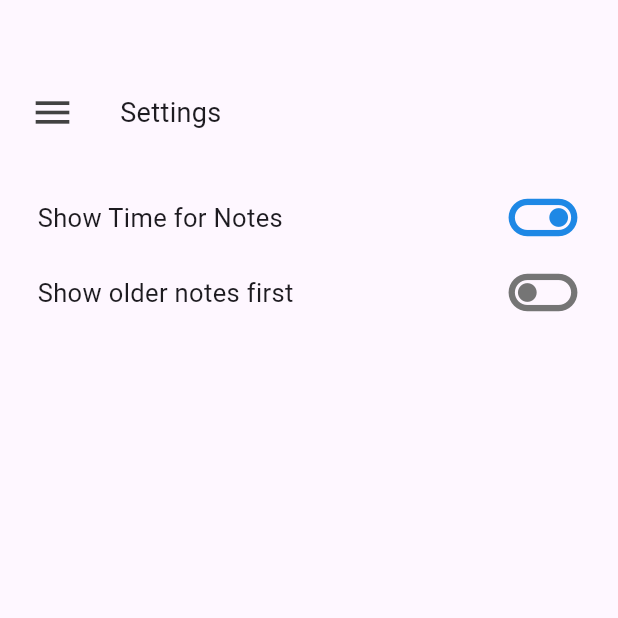
After one commit to sanjayAasil/notes_app, a Flutter app: the SettingsScreen screen opened by its route, on a phone screen of 412 x 824 dp, the top half of it. The commit adds this screen. Run offline on Flutter 3.47's test engine with Material 3 defaults, Android fonts, the phone set to English and light mode, and no system bars; our stand-ins replace shared_preferences; accounts and stored records are empty.

Commit message:
settings

```diff
--- a/lib/data_manager.dart
+++ b/lib/data_manager.dart
@@ -40,4 +40,8 @@ class DataManager {
   bool addToFavorite = false;
 
   bool addToPin = false;
+
+  bool showTimeForNotes = true;
+
+  bool olderNotesFirst = false;
 }
--- a/lib/favorite/favorite_app_bar.dart
+++ b/lib/favorite/favorite_app_bar.dart
@@ -151,6 +151,7 @@ class SelectedFavoriteAppBar extends StatelessWidget {
                     DataManager().favoriteNotes.where((element) => selectedIds.contains(element.id)).toList();
                 for (Note note in notes) {
                   note.isArchive = true;
+                  note.isFavorite = false;
                   NotesDb.addNote(NotesDb.archivedNotesKey, note);
                   NotesDb.removeNote(NotesDb.favoriteNotesKey, note.id);
                 }
@@ -159,6 +160,7 @@ class SelectedFavoriteAppBar extends StatelessWidget {
                     DataManager().favoriteListModels.where((element) => selectedIds.contains(element.id)).toList();
                 for (ListModel listModel in listModels) {
                   listModel.isArchive = true;
+                  listModel.isFavorite = false;
                   ListModelsDb.addListModel(ListModelsDb.archivedListModelKey, listModel);
                   ListModelsDb.removeListModel(ListModelsDb.favoriteListModelKey, listModel.id);
                 }
--- a/lib/my_drawer.dart
+++ b/lib/my_drawer.dart
@@ -175,9 +175,15 @@ class MyDrawer extends StatelessWidget {
                 isSelected: selectedTab == 'deletedScreen',
               ),
             ),
-            const DrawerTile(
-              name: 'Settings',
-              icon: Icons.settings,
+            InkWell(
+              onTap: selectedTab != 'Settings'
+                  ? () => Navigator.of(context).pushNamedAndRemoveUntil(Routes.settingsScreen, (route) => false)
+                  : null,
+              child: DrawerTile(
+                name: 'Settings',
+                icon: Icons.settings,
+                isSelected: selectedTab == 'Settings',
+              ),
             ),
             const DrawerTile(
               name: 'Help & feedback',
--- a/lib/routes.dart
+++ b/lib/routes.dart
@@ -6,6 +6,7 @@ import 'package:sanjay_notes/deleted_screen.dart';
 import 'package:sanjay_notes/favorite/favorite_screen.dart';
 import 'package:sanjay_notes/label_screen.dart';
 import 'package:sanjay_notes/list_model.dart';
+import 'package:sanjay_notes/settings_screen.dart';
 import 'package:sanjay_notes/view-or-edit-list-model.dart';
 import 'package:sanjay_notes/manage_note.dart';
 import 'package:sanjay_notes/home/home_screen.dart';
@@ -25,6 +26,7 @@ class Routes {
   static const String labelScreen = '/label-screen';
   static const String viewOrEditListModel = '/view-or-edit-list-model';
   static const String favoriteScreen = '/favorite-screen';
+  static const String settingsScreen = '/settings-screen';
 
   static Route<dynamic>? onGenerate(RouteSettings settings) {
     switch (settings.name) {
@@ -49,10 +51,12 @@ class Routes {
         List<String> selectedIds = settings.arguments as List<String>;
         return MaterialPageRoute(builder: (context) => LabelScreen(selectedIds: selectedIds));
       case favoriteScreen:
-        return MaterialPageRoute(builder: (context) =>   const FavoriteScreen());
+        return MaterialPageRoute(builder: (context) => const FavoriteScreen());
       case viewOrEditListModel:
         ListModel listModel = settings.arguments as ListModel;
         return MaterialPageRoute(builder: (context) => ViewOrEditListModel(listModel: listModel));
+      case settingsScreen:
+        return MaterialPageRoute(builder: (context) => const SettingsScreen());
       default:
         return MaterialPageRoute(
           builder: (context) => const Scaffold(
--- /dev/null
+++ b/lib/settings_screen.dart
@@ -0,0 +1,122 @@
+import 'package:flutter/material.dart';
+import 'package:sanjay_notes/data_manager.dart';
+
+import 'my_drawer.dart';
+
+class SettingsScreen extends StatefulWidget {
+  const SettingsScreen({Key? key}) : super(key: key);
+
+  @override
+  State<SettingsScreen> createState() => _SettingsScreenState();
+}
+
+class _SettingsScreenState extends State<SettingsScreen> {
+  @override
+  Widget build(BuildContext context) {
+    return Scaffold(
+      drawer: const MyDrawer(
+        selectedTab: 'Settings',
+      ),
+      body: Column(
+        children: [
+          Padding(
+            padding: EdgeInsets.only(
+              top: const MediaQueryData().padding.top + 50,
+              left: const MediaQueryData().padding.left + 10,
+              bottom: 20,
+            ),
+            child: Row(
+              children: [
+                Builder(
+                  builder: (context) => InkWell(
+                    onTap: () => Scaffold.of(context).openDrawer(),
+                    borderRadius: BorderRadius.circular(40),
+                    child: Padding(
+                      padding: const EdgeInsets.all(10.0),
+                      child: Icon(
+                        Icons.menu,
+                        color: Colors.grey.shade800,
+                        size: 30,
+                      ),
+                    ),
+                  ),
+                ),
+                const SizedBox(
+                  width: 20,
+                ),
+                const Expanded(
+                  child: Text(
+                    'Settings',
+                    style: TextStyle(fontSize: 18),
+                  ),
+                ),
+              ],
+            ),
+          ),
+          Padding(
+            padding: const EdgeInsets.symmetric(horizontal: 25.0, vertical: 0),
+            child: Row(
+              children: [
+                Expanded(
+                  child: Text(
+                    'Show Time for Notes',
+                    style: TextStyle(fontSize: 17),
+                  ),
+                ),
+                InkWell(
+                  borderRadius: BorderRadius.circular(40),
+                  onTap: () {
+                    DataManager().showTimeForNotes = !DataManager().showTimeForNotes;
+                    setState(() {});
+                  },
+                  child: DataManager().showTimeForNotes
+                      ? Icon(
+                          Icons.toggle_on_outlined,
+                          size: 50,
+                          color: Colors.blue.shade600,
+                        )
+                      : Icon(
+                          Icons.toggle_off_outlined,
+                          size: 50,
+                          color: Colors.grey.shade600,
+                        ),
+                ),
+              ],
+            ),
+          ),
+          Padding(
+            padding: const EdgeInsets.symmetric(horizontal: 25.0, vertical: 0),
+            child: Row(
+              children: [
+                Expanded(
+                  child: Text(
+                    'Show older notes first',
+                    style: TextStyle(fontSize: 17),
+                  ),
+                ),
+                InkWell(
+                  borderRadius: BorderRadius.circular(40),
+                  onTap: () {
+                    DataManager().olderNotesFirst = !DataManager().olderNotesFirst;
+                    setState(() {});
+                  },
+                  child: DataManager().olderNotesFirst
+                      ? Icon(
+                          Icons.toggle_on_outlined,
+                          size: 50,
+                          color: Colors.blue.shade600,
+                        )
+                      : Icon(
+                          Icons.toggle_off_outlined,
+                          size: 50,
+                          color: Colors.grey.shade600,
+                        ),
+                ),
+              ],
+            ),
+          ),
+        ],
+      ),
+    );
+  }
+}
```
Also changed, not shown: lib/manage_note.dart (+8 -5 lines), lib/view-or-edit-list-model.dart (+86 -40 lines).
